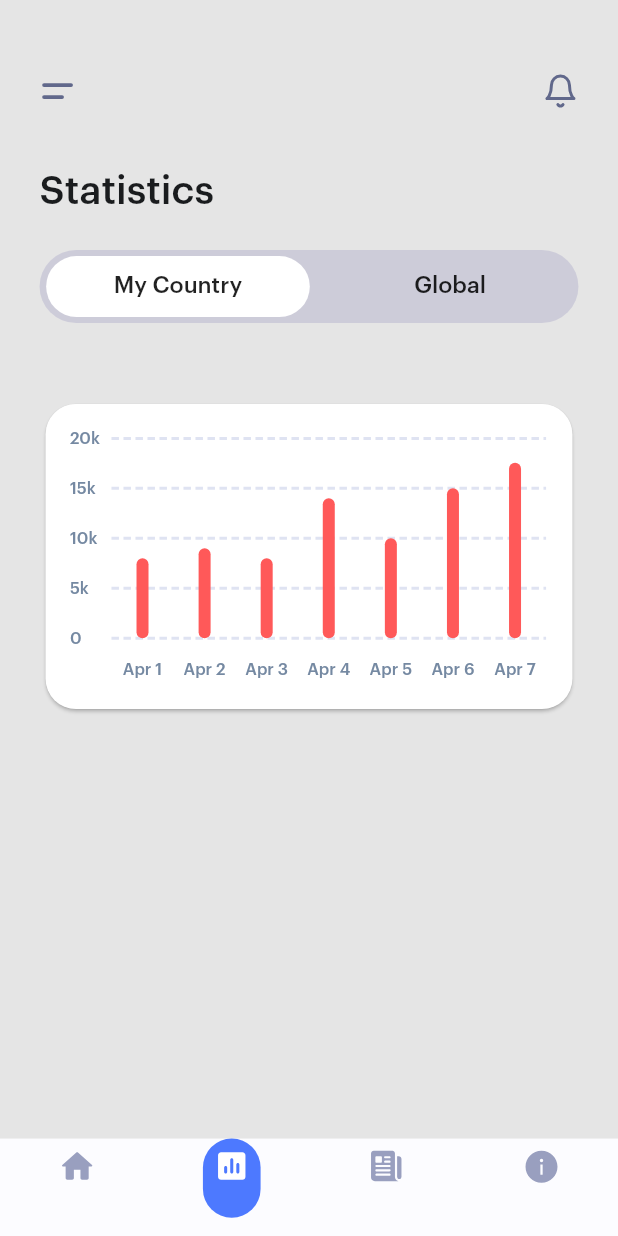
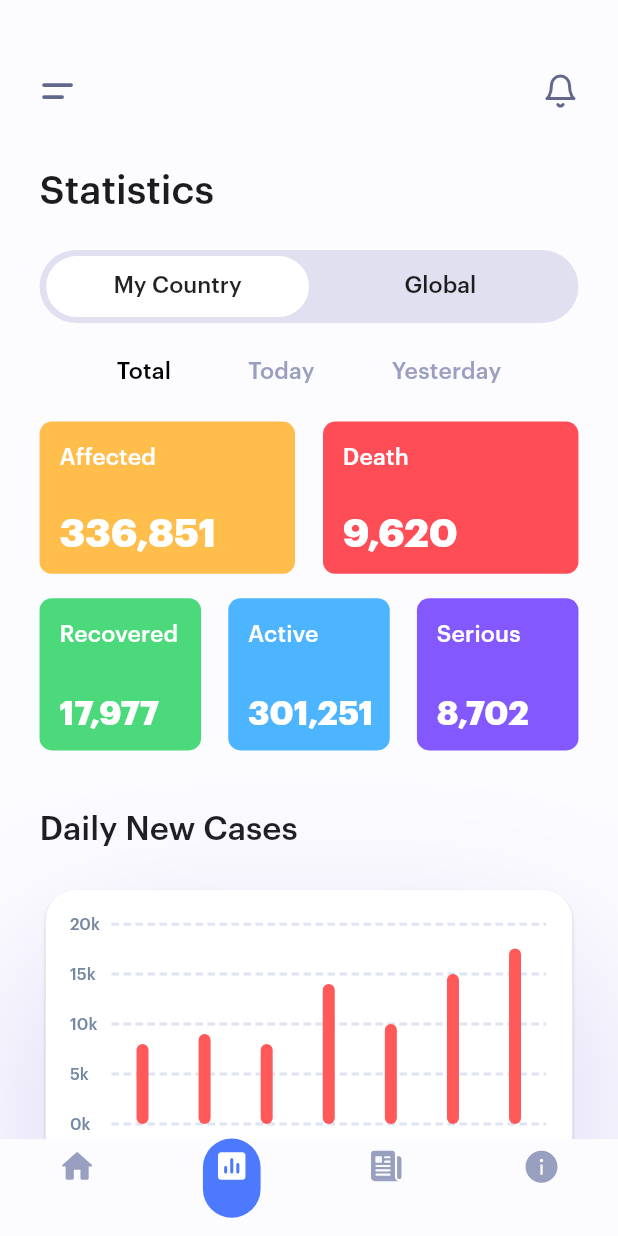
Before and after one commit to ssbdade/temp_good_food, a Flutter app: the screen it shows after launch, item 2 of the bottom bar chosen, after a tap on "My Country", on a phone screen of 412 x 824 dp. Run offline on Flutter 3.47's test engine with Material 2 defaults, Android fonts, the phone set to English and light mode, and no system bars; drawn by our look-alikes of fl_chart; our stand-ins replace dropdown_button2, flutter_screenutil, flutter_svg, get, google_fonts.

Commit message:
stats page

```diff
--- a/lib/app/modules/home/views/home_view.dart
+++ b/lib/app/modules/home/views/home_view.dart
@@ -42,7 +42,8 @@ class HomePageView extends GetView<HomeController> {
                     fontWeight: FontWeight.w600,
                   ),
                 ),
-                 DropdownButton2(
+                Obx(() =>  DropdownButtonHideUnderline(
+                  child: DropdownButton2(
                     value: controller.dropdownValue.value,
                       icon: SvgPicture.asset(AppImage.dropdown),
                     buttonPadding: EdgeInsets.only(right: 16.w, left: 8.w),
@@ -62,6 +63,7 @@ class HomePageView extends GetView<HomeController> {
                         print(value?.text);
                         controller.dropdownValue.value = value!;
                       }),
+                ),)
               ],
             ),
             SizedBox(
--- a/lib/app/modules/stats/views/stats_view.dart
+++ b/lib/app/modules/stats/views/stats_view.dart
@@ -5,6 +5,8 @@ import 'package:flutter_svg/svg.dart';
 import 'package:get/get.dart';
 import 'package:temp_good_food/app/modules/widgets/bar_chart.dart';
 import 'package:temp_good_food/app/modules/widgets/switch_button.dart';
+import 'package:temp_good_food/app/modules/widgets/text_tab.dart';
+import 'package:temp_good_food/app/utils/common/common.dart';
 import 'package:temp_good_food/app/utils/constants/app_image.dart';
 import 'package:temp_good_food/app/utils/constants/text_const.dart';
 import 'package:temp_good_food/app/utils/theme/app_colors.dart';
@@ -16,8 +18,8 @@ class StatsView extends GetView<StatsController> {
   @override
   Widget build(BuildContext context) {
     return Scaffold(
-      backgroundColor: HexColor('#E5E5E5'),
-      body: Padding(
+      body: SingleChildScrollView(
+        child: Padding(
           padding: EdgeInsets.only(left: 24.w, top: 48.h, right: 24.w),
           child: Column(
             crossAxisAlignment: CrossAxisAlignment.start,
@@ -41,16 +43,172 @@ class StatsView extends GetView<StatsController> {
               SizedBox(
                 height: 24.h,
               ),
-            SwitchButton(
+              const SwitchButton(),
+              SizedBox(
+                height: 24.h,
+              ),
+              TextTab(
+                tab: tab,
+              ),
+              SizedBox(
+                height: 24.h,
+              ),
+              Row(
+                mainAxisAlignment: MainAxisAlignment.spaceBetween,
+                children: [
+                  statsContainer(
+                    context: context,
+                    color: AppColors.yellow,
+                    title: KeyConst.affected,
+                    amount: '336,851',
+                      amountStyle: Theme.of(context).textTheme.subtitle2!.copyWith(
+                    color: AppColors.white,
+                    fontSize: size(24),
+                    fontWeight: FontWeight.w600,
+                  )
+                  ),
+                  statsContainer(
+                    context: context,
+                    color: AppColors.red,
+                    title: KeyConst.death,
+                    amount: '9,620',
+                    amountStyle: Theme.of(context).textTheme.subtitle2!.copyWith(
+                      color: AppColors.white,
+                      fontSize: size(24),
+                      fontWeight: FontWeight.w600,
+                    )
+                  ),
+                ],
+              ),
+              SizedBox(
+                height: 16.h,
+              ),
+              Row(
+                mainAxisAlignment: MainAxisAlignment.spaceBetween,
+                children: [
+                  statsContainer(
+                    width: 98.w,
+                    context: context,
+                    color: AppColors.green,
+                    title: KeyConst.recovered,
+                    amount: '17,977',
+                  ),
+                  statsContainer(
+                    width: 98.w,
+                    context: context,
+                    color: AppColors.blueAccent,
+                    title: KeyConst.active,
+                    amount: '301,251',
+                  ),
+                  statsContainer(
+                    width: 98.w,
+                    context: context,
+                    color: AppColors.purple,
+                    title: KeyConst.serious,
+                    amount: '8,702',
+                  ),
+                ],
+              ),
+              SizedBox(
+                height: 40.h,
+              ),
+              Text(
+                KeyConst.dailyNewCases,
+                style: Theme.of(context).textTheme.headline4!.copyWith(
+                  fontWeight: FontWeight.w500,
 
                 ),
-            const SizedBox(
+              ),
+              SizedBox(
+                height: 24.h,
+              ),
+              Container(
+                  decoration: BoxDecoration(
+                    borderRadius: BorderRadius.circular(50),
+                    boxShadow: [
+                      BoxShadow(
+                        color: HexColor('#AEA1E5').withOpacity(0.4),
+                        spreadRadius: 5,
+                        blurRadius: 100,
+                        offset: const Offset(0, 50), // changes position of shadow
+                      ),
+                    ]
+                  ),
+                  child: const AppBarChart()),
+              SizedBox(
                 height: 50,
+              )
+            ],
           ),
-            const AppBarChart(),
+        ),
+      ),
+    );
+  }
+}
+
+Widget statsContainer(
+{
+  String? title,
+  String? amount,
+  double? radius,
+  double? height,
+  double? width,
+  Color? color,
+  TextStyle? titleStyle,
+  TextStyle? amountStyle,
+  BuildContext? context,
+}
+
+    ) {
+  title = title ?? " ";
+  height = height ?? 100.h;
+  width = width ?? 155.w;
+  radius = radius ?? 8.r;
+  color = color ?? white;
+  titleStyle = titleStyle ?? Theme.of(context!).textTheme.subtitle2!.copyWith(
+    color: AppColors.white,
+    fontWeight: FontWeight.w500,
+  );
+  amountStyle = amountStyle ?? Theme.of(context!).textTheme.subtitle2!.copyWith(
+    color: AppColors.white,
+    fontSize: size(20),
+    fontWeight: FontWeight.w600,
+  );
+
+
+  return Container(
+    height: height,
+    width: width,
+    decoration: BoxDecoration(
+      borderRadius: BorderRadius.circular(radius),
+      color: color,
+    ),
+    child: Padding(
+      padding: EdgeInsets.only(left: 12.w, top: 16.h, bottom: 12.h),
+      child: Column(
+        crossAxisAlignment: CrossAxisAlignment.start,
+        mainAxisAlignment: MainAxisAlignment.spaceBetween,
+        children: [
+          Text(
+            title,
+            style: titleStyle,
+          ),
+          Text(
+            amount ?? "0",
+            style: amountStyle,
+          )
         ],
       ),
     ),
   );
 }
-}
+
+
+
+
+
+List<String> tab = [
+  'Total',
+  'Today',
+  'Yesterday',
+];
--- a/lib/app/modules/widgets/bar_chart.dart
+++ b/lib/app/modules/widgets/bar_chart.dart
@@ -43,6 +43,41 @@ class AppBarChart extends StatelessWidget {
     );
   }
 }
+
+class Point {
+  int x;
+  double y;
+
+  Point(this.x, this.y);
+
+}
+
+List<Point> data = [
+  Point(0, 8.0),
+  Point(1, 9.1),
+  Point(2, 8.2),
+  Point(3, 14.0),
+  Point(4, 10.0),
+  Point(5, 15.0),
+];
+
+List<BarChartGroupData> generateBarGroupData(List<Point> data) {
+  List<BarChartGroupData> barGroupsGen = List.generate(data.length, (index) => BarChartGroupData(
+    x: data[index].x,
+    barRods: [
+      BarChartRodData(
+        toY: data[index].y,
+        color: HexColor('#FF5959'),
+      )
+    ],
+  ),);
+
+  return barGroupsGen;
+}
+
+
+
+
 
 List<BarChartGroupData> get barGroups => [
   BarChartGroupData(
@@ -145,29 +180,8 @@ Widget getTitles(double value, TitleMeta meta) {
   );
   String text;
   switch (value.toInt()) {
-    case 0:
-      text = 'Apr 1';
-      break;
-    case 1:
-      text = 'Apr 2';
-      break;
-    case 2:
-      text = 'Apr 3';
-      break;
-    case 3:
-      text = 'Apr 4';
-      break;
-    case 4:
-      text = 'Apr 5';
-      break;
-    case 5:
-      text = 'Apr 6';
-      break;
-    case 6:
-      text = 'Apr 7';
-      break;
     default:
-      text = '';
+      text = 'Apr ${value.toInt()}';
       break;
   }
   return SideTitleWidget(
@@ -184,25 +198,14 @@ Widget getVerticalTitles(double value, TitleMeta meta) {
     fontSize: 11,
   );
   String text;
-  switch (value.toInt()) {
-    case 0:
-      text = '0';
-      break;
-    case 5:
-      text = '5k';
-      break;
-    case 10:
-      text = '10k';
-      break;
-    case 15:
-      text = '15k';
-      break;
-    case 20:
-      text = '20k';
-      break;
-    default:
-      text = '';
-      break;
+  if (value.toInt() % 5 == 0) {
+    text = '${value.toInt()}k';
+  }
+  else if (value.toInt() == 0) {
+    text = '0';
+  }
+  else {
+    text = '';
   }
   return SideTitleWidget(
     axisSide: AxisSide.right,
--- a/lib/app/modules/widgets/switch_button.dart
+++ b/lib/app/modules/widgets/switch_button.dart
@@ -3,8 +3,7 @@ import 'package:flutter_screenutil/flutter_screenutil.dart';
 import 'package:temp_good_food/app/utils/theme/app_colors.dart';
 
 class SwitchButton extends StatefulWidget {
-  SwitchButton({Key? key}) : super(key: key);
-
+  const SwitchButton({Key? key}) : super(key: key);
 
   @override
   State<SwitchButton> createState() => _SwitchButtonState();
@@ -26,7 +25,8 @@ class _SwitchButtonState extends State<SwitchButton> {
         child: Row(
           mainAxisAlignment: MainAxisAlignment.spaceBetween,
           children: [
-            GestureDetector(
+            Expanded(
+              child: GestureDetector(
                 onTap: () {
                   value = true;
                   setState(() {
@@ -34,8 +34,6 @@ class _SwitchButtonState extends State<SwitchButton> {
                   });
                 },
                 child: Container(
-                height: 40.h,
-                width: 160.w,
                   decoration: BoxDecoration(
                     borderRadius: BorderRadius.circular(50.r),
                     color: value ? AppColors.white : null,
@@ -47,7 +45,9 @@ class _SwitchButtonState extends State<SwitchButton> {
                   ),
                 ),
               ),
-            GestureDetector(
+            ),
+            Expanded(
+              child: GestureDetector(
                 onTap: () {
                   value = false;
                   setState(() {
@@ -55,8 +55,6 @@ class _SwitchButtonState extends State<SwitchButton> {
                   });
                 },
                 child: Container(
-                height: 40.h,
-                width: 160.h,
                   decoration: BoxDecoration(
                     borderRadius: BorderRadius.circular(50.r),
                     color: value ? null : AppColors.white,
@@ -67,6 +65,7 @@ class _SwitchButtonState extends State<SwitchButton> {
                     ),
                   ),
                 ),
+              ),
             )
           ],
         ),
--- /dev/null
+++ b/lib/app/modules/widgets/text_tab.dart
@@ -0,0 +1,40 @@
+import 'package:flutter/material.dart';
+import 'package:temp_good_food/app/utils/theme/app_colors.dart';
+
+class TextTab extends StatefulWidget {
+  const TextTab({Key? key, required this.tab,
+    // required this.tabView
+  }) : super(key: key);
+
+  final List<String> tab;
+  // final List<Widget> tabView;
+
+  @override
+  State<TextTab> createState() => _TextTabState();
+}
+
+class _TextTabState extends State<TextTab> {
+  int currentTab = 0;
+
+  @override
+  Widget build(BuildContext context) {
+    return Row(
+      mainAxisAlignment: MainAxisAlignment.spaceEvenly,
+      children: List.generate(widget.tab.length, (index) =>
+          GestureDetector(
+            onTap: () {
+              setState(() {
+                currentTab = index;
+              });
+            },
+            child: Text(
+                widget.tab[index],
+              style: Theme.of(context).textTheme.subtitle2!.copyWith(
+                fontWeight: FontWeight.w400,
+                color: currentTab == index ? AppColors.black : AppColors.grayBottomNav,
+              ),
+            ),
+          )),
+    );
+  }
+}
--- a/lib/app/utils/constants/text_const.dart
+++ b/lib/app/utils/constants/text_const.dart
@@ -11,4 +11,13 @@ abstract class KeyConst {
   static const String cleanHand = 'Clean your hand often';
   static const String wearMask = 'Wear a facemask';
   static const String statistics = 'Statistics';
+  static const String affected = 'Affected';
+  static const String total = 'Total';
+  static const String today = 'Today';
+  static const String yesterday = 'Yesterday';
+  static const String death = 'Death';
+  static const String recovered = 'Recovered';
+  static const String active = 'Active';
+  static const String serious = 'Serious';
+  static const String dailyNewCases = 'Daily New Cases';
 }
--- a/lib/app/utils/theme/app_colors.dart
+++ b/lib/app/utils/theme/app_colors.dart
@@ -18,6 +18,11 @@ abstract class AppColors {
   static Color gray = HexColor('#EBF1FF');
   static Color switchBg = HexColor('#473F97').withOpacity(0.15);
   static Color grayBottomNav = HexColor('#999FBF');
+  static Color yellow = HexColor('#FFBD4C');
+  static Color green = HexColor('#4CD97B');
+  static Color blueAccent = HexColor('#4DB5FF');
+  static Color purple = HexColor('#8359FF');
+
 
 
 
```
Lines whose indentation alone changed are shown as unchanged.
